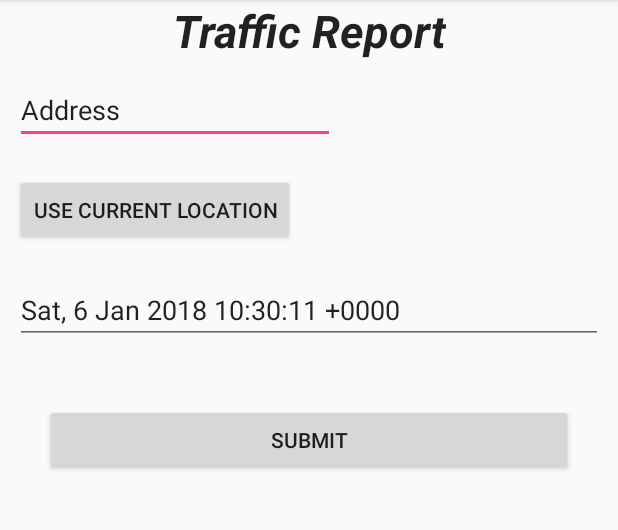
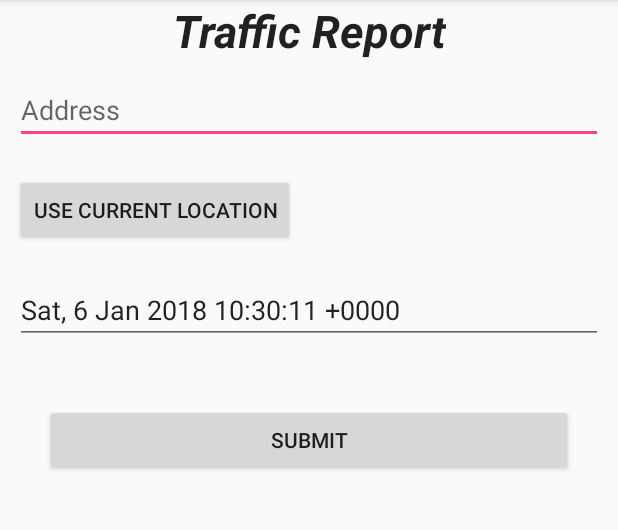
Before and after one commit to manhshady/Ridethrough, an Android app: the screen it shows after launch (SubmitActivity), in the options menu, after a tap on "Report traffic jam", on a phone screen of 412 x 824 dp, the part 84-614 px from its top. Run offline under Robolectric (Android 15) with nearby library versions, the phone set to English and light mode, and no system bars.

Commit message:
adjust layout, fix bugs

```diff
--- a/app/src/main/java/com/example/user/projectsepm/MainActivity.java
+++ b/app/src/main/java/com/example/user/projectsepm/MainActivity.java
@@ -91,7 +91,7 @@ public class MainActivity extends AppCompatActivity implements GoogleApiClient.C
     //private HashMap<Marker, Circle> markerAndCircle;
 //    private List<HashMap<String, String>> data;
 //    private HashMap<String,String> detail;
-    private int activityType;
+    private int activityType = 99;
     private TextView txtActivity;
     private String res;
 
@@ -391,13 +391,13 @@ public class MainActivity extends AppCompatActivity implements GoogleApiClient.C
      public void onLocationChanged(Location location) {
          if (location == null ){
             //txtSpeed.setText("00 km/h");
-            } else if (activityType == DetectedActivity.IN_VEHICLE) {  //Start record user's data only when they are driving
+            } else  {
                 //Diaplay the moving speed
                 Log.e("Speed",location.getSpeed() + "" );
                 speed =(int) ((location.getSpeed()*3600)/1000);
                 //txtSpeed.setText(speed + " km/h");
 
-                if(speed < 6) {
+                if(activityType == DetectedActivity.IN_VEHICLE && speed < 6) { //Start record user's data only when they are driving
                     DateFormat dateFormat = new SimpleDateFormat("EEE, d MMM yyyy HH:mm:ss Z");
                     String date = dateFormat.format(Calendar.getInstance().getTime());
 
--- a/app/src/main/java/com/example/user/projectsepm/SubmitActivity.java
+++ b/app/src/main/java/com/example/user/projectsepm/SubmitActivity.java
@@ -81,7 +81,8 @@ public class SubmitActivity extends AppCompatActivity {
                 lon = latLngFromAddress.longitude;
                 TrafficJamPoint trafficJamPoint = new TrafficJamPoint(speed, txtDatetime.getText() +"", lat, lon);
                 new UpdateData().execute(trafficJamPoint);
-                Toast.makeText(SubmitActivity.this, trafficJamPoint.toString(), Toast.LENGTH_SHORT).show();
+                //Toast.makeText(SubmitActivity.this, trafficJamPoint.toString(), Toast.LENGTH_SHORT).show();
+
             }
         });
 
@@ -175,6 +176,9 @@ public class SubmitActivity extends AppCompatActivity {
             if (res.equals("")){
 
                 Toast.makeText(SubmitActivity.this, "Cannot connect to the server", Toast.LENGTH_SHORT).show();
+            } else{
+                Toast.makeText(SubmitActivity.this, "Report sent", Toast.LENGTH_SHORT).show();
+                finish();
             }
         }
     }
--- a/app/src/main/res/layout/activity_submit.xml
+++ b/app/src/main/res/layout/activity_submit.xml
@@ -44,16 +44,16 @@
             <!--tools:layout_editor_absoluteY="0dp" />-->
 
 
-
         <EditText
             android:id="@+id/address"
-                android:layout_width="wrap_content"
+            android:layout_width="match_parent"
             android:layout_height="wrap_content"
             android:layout_margin="10dp"
             android:layout_weight="1"
             android:ems="10"
-                android:inputType="numberDecimal"
-                android:text="Address"
+            android:hint="Address"
+            android:inputType="text"
+
             tools:layout_editor_absoluteX="0dp"
             tools:layout_editor_absoluteY="0dp" />
 
@@ -74,7 +74,7 @@
             android:layout_margin="10dp"
             android:ems="10"
             android:inputType="text"
-            android:text="Date time"
+            android:hint="Date time"
             tools:layout_editor_absoluteX="0dp"
             tools:layout_editor_absoluteY="0dp" />
 
```
Also changed, not shown: app/src/main/java/com/example/user/projectsepm/ActivityRecognizedService.java (+20 -10 lines). Lines whose indentation alone changed are shown as unchanged.
